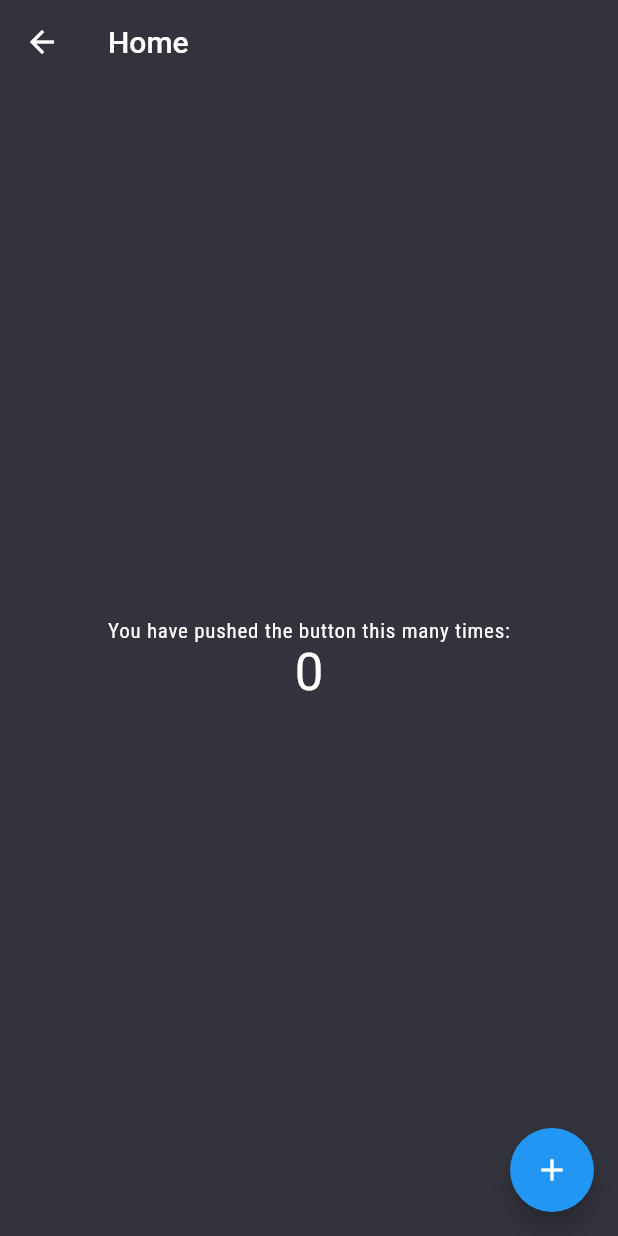
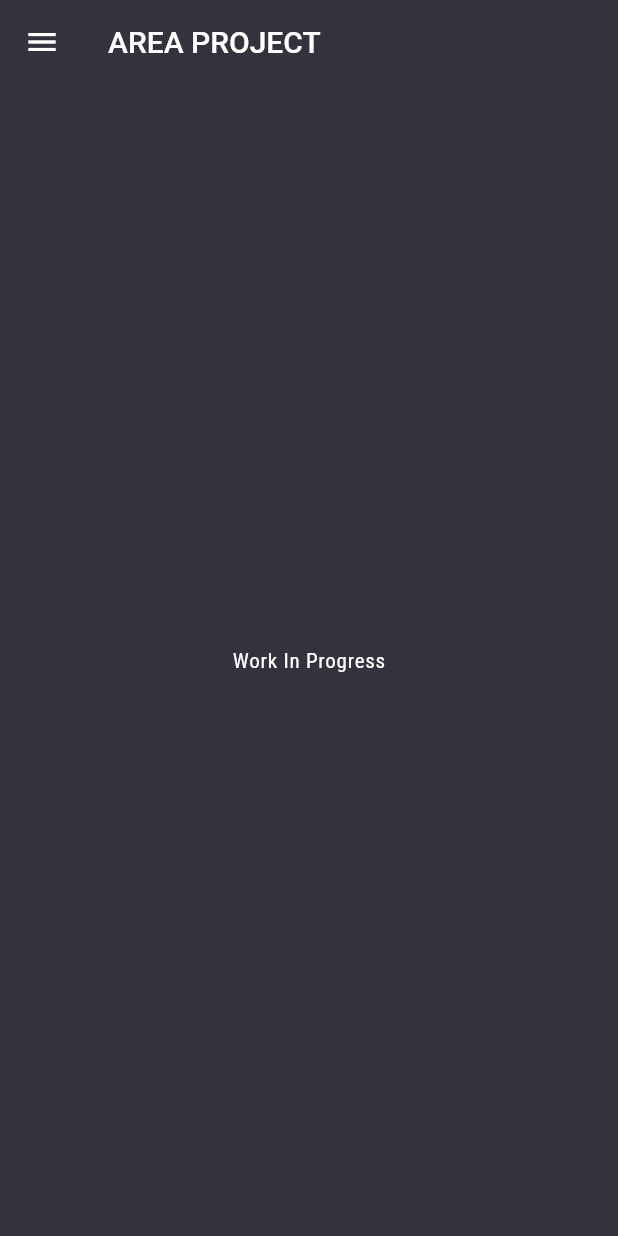
Before and after one commit to mgl/AREA-client, a Flutter app: the HomePage screen opened by its route, on a phone screen of 412 x 824 dp. Run offline on Flutter 3.47's test engine with Material 2 defaults, Android fonts, the phone set to English and light mode, and no system bars; our stand-ins replace adaptive_breakpoints, firebase_auth, firebase_core, flutter_svg, google_fonts, google_sign_in; accounts and stored records are empty.

Commit message:
refactoring home view

```diff
--- a/lib/home.dart
+++ b/lib/home.dart
@@ -1,3 +1,5 @@
+import 'package:client/layout/adaptive.dart';
+import 'package:client/layout/text_scale.dart';
 import 'package:flutter/material.dart';
 
 class HomePage extends StatefulWidget {
@@ -9,23 +11,39 @@ class HomePage extends StatefulWidget {
 }
 
 class _HomePageState extends State<HomePage> {
-  int _counter = 0;
-  void _incrementCounter() => setState(() => _counter++);
+  final GlobalKey<ScaffoldState> _scaffoldKey = GlobalKey<ScaffoldState>();
 
   @override
   Widget build(BuildContext context) {
+    final theme = Theme.of(context);
+    final isDesktop = isDisplayDesktop(context);
+    const drawerHeader = UserAccountsDrawerHeader(
+        accountName: Text('name'),
+        accountEmail: Text('email@test.com'),
+        currentAccountPicture: CircleAvatar(
+            backgroundImage: AssetImage('assets/epilogo.png'),
+            backgroundColor: Colors.black87));
+    final drawerItems = ListView(children: [
+      drawerHeader,
+      ListTile(
+          title: const Text('data'),
+          leading: const Icon(Icons.comment),
+          onTap: () {
+            Navigator.pop(context);
+          }),
+      ListTile(
+          title: const Text('data'),
+          leading: const Icon(Icons.comment),
+          onTap: () {
+            Navigator.pop(context);
+          })
+    ]);
     return Scaffold(
-        appBar: AppBar(title: Text(widget.title)),
-        body: Center(
-            child: Column(
-                mainAxisAlignment: MainAxisAlignment.center,
-                children: <Widget>[
-              const Text('You have pushed the button this many times:'),
-              Text('$_counter', style: Theme.of(context).textTheme.headline4)
-            ])),
-        floatingActionButton: FloatingActionButton(
-            onPressed: _incrementCounter,
-            tooltip: 'Increment',
-            child: const Icon(Icons.add)));
+        appBar: AppBar(title: const Text('AREA PROJECT')),
+        body: const Center(
+            child: Padding(
+                padding: EdgeInsets.all(50.0),
+                child: Text('Work In Progress'))),
+        drawer: Drawer(child: drawerItems));
   }
 }
```
Also changed, not shown: assets/epilogo.png (added), 1 other file.
